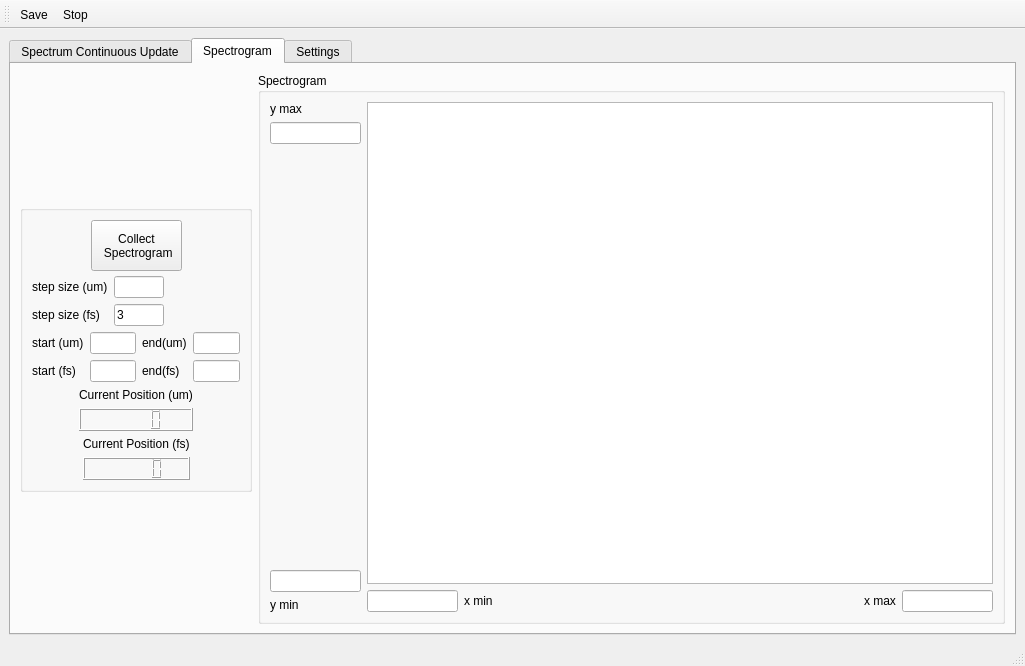
The window that Gui_Window.ui (UCBoulder/frogware) describes before a commit, drawn with Qt 5.
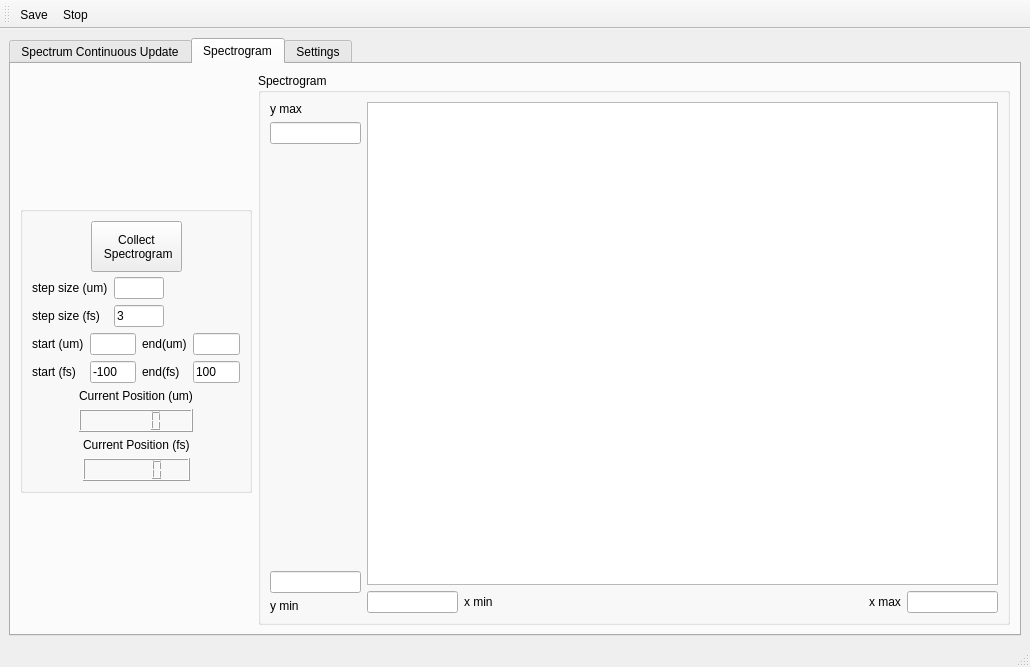
The same window after the commit. Icons and pictures are not drawn. Custom widgets are drawn as their Qt base class.

Commit message: working on the spectrogram tab

Patch:
```diff
--- a/Gui_Window.ui
+++ b/Gui_Window.ui
@@ -6,8 +6,8 @@
    <rect>
     <x>0</x>
     <y>0</y>
-    <width>1025</width>
-    <height>666</height>
+    <width>1030</width>
+    <height>667</height>
    </rect>
   </property>
   <property name="minimumSize">
@@ -694,6 +694,9 @@
                        <height>16777215</height>
                       </size>
                      </property>
+                     <property name="text">
+                      <string>-100</string>
+                     </property>
                     </widget>
                    </item>
                   </layout>
@@ -732,6 +735,9 @@
                        <height>16777215</height>
                       </size>
                      </property>
+                     <property name="text">
+                      <string>100</string>
+                     </property>
                     </widget>
                    </item>
                   </layout>
```
The commit also changes 5 other files.
